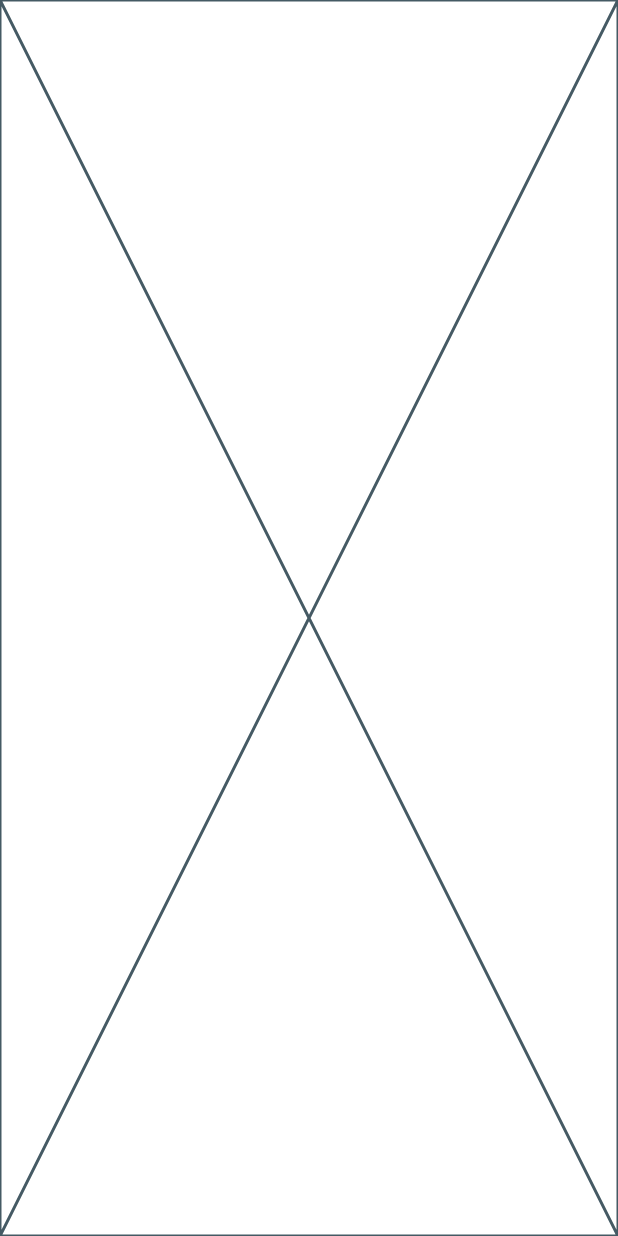
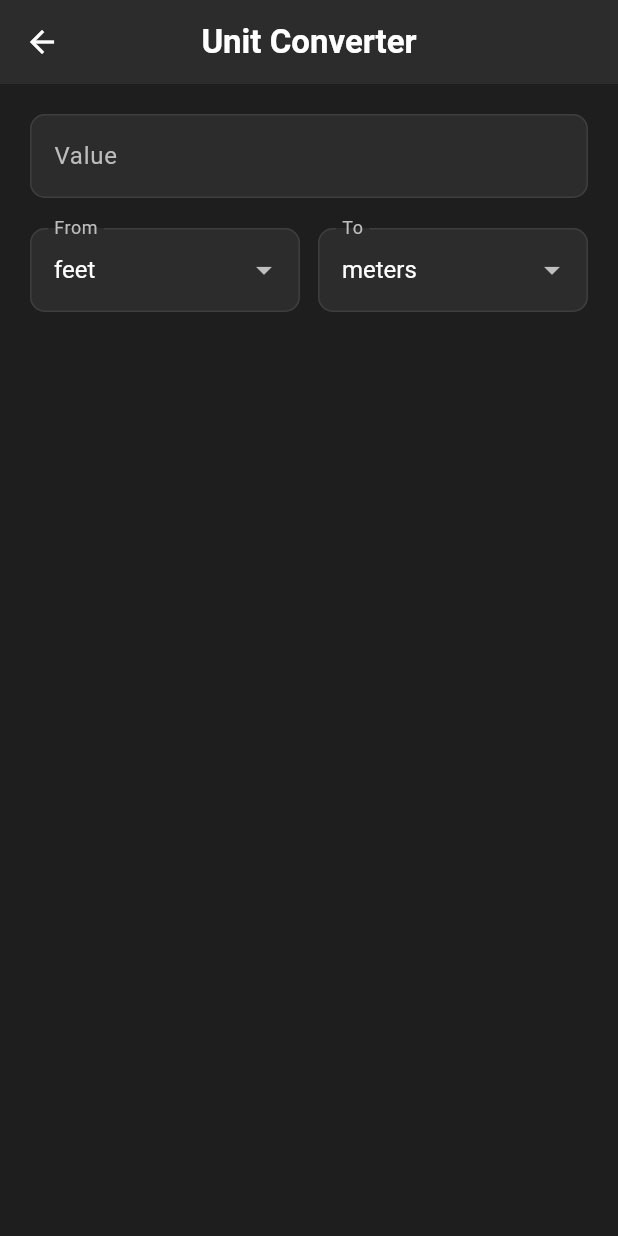
Before and after one commit to savannahharvey/construction_calculator, a Flutter app: the screen it shows after launch, after a tap on "Unit Converter", on a phone screen of 412 x 824 dp. Run offline on Flutter 3.47's test engine with Material 3 defaults, Android fonts, the phone set to English and light mode, and no system bars.

Commit message:
added unit conversion screen and simple calc screen

```diff
--- a/lib/screens/home_screen.dart
+++ b/lib/screens/home_screen.dart
@@ -6,6 +6,8 @@ import 'package:construction_calculator/screens/lumber_calculator_screen.dart';
 import 'package:construction_calculator/screens/paint_estimator_screen.dart';
 import 'package:construction_calculator/screens/roof_estimator_screen.dart';
 import 'package:construction_calculator/screens/tile_floor_calculator_screen.dart';
+import 'package:construction_calculator/screens/unit_converter_screen.dart';
+import 'package:construction_calculator/screens/simple_calc_screen.dart';
 
 
 class HomeScreen extends StatelessWidget {
@@ -20,9 +22,8 @@ class HomeScreen extends StatelessWidget {
       'Paint Estimator': const PaintEstimatorScreen(),
       'Roofing Estimator': const RoofEstimatorScreen(),
       'Tile / Flooring': const TileFlooringEstimatorScreen(),
-      // Add more pages here as needed
-      'Unit Converter': Placeholder(),
-      'Simple Calculator': Placeholder(),
+      'Unit Converter': const UnitConverterScreen(),
+      'Simple Calculator': const SimpleCalculatorScreen(),
     };
 
 
--- /dev/null
+++ b/lib/screens/unit_converter_screen.dart
@@ -0,0 +1,169 @@
+import 'package:flutter/material.dart';
+import 'package:construction_calculator/theme/app_colors.dart';
+
+class UnitConverterScreen extends StatefulWidget {
+  const UnitConverterScreen({super.key});
+
+  @override
+  State<UnitConverterScreen> createState() => _UnitConverterScreenState();
+}
+
+class _UnitConverterScreenState extends State<UnitConverterScreen> {
+  final TextEditingController _inputController = TextEditingController();
+
+  final List<String> _units = [
+    'feet',
+    'inches',
+    'yards',
+    'meters',
+    'centimeters',
+    'millimeters',
+  ];
+
+  String _inputUnit = 'feet';
+  String _outputUnit = 'meters';
+  double? _convertedValue;
+
+  final Map<String, double> _toMeters = {
+    'feet': 0.3048,
+    'inches': 0.0254,
+    'yards': 0.9144,
+    'meters': 1.0,
+    'centimeters': 0.01,
+    'millimeters': 0.001,
+  };
+
+  void _convert() {
+    final input = double.tryParse(_inputController.text);
+    if (input == null) {
+      setState(() => _convertedValue = null);
+      return;
+    }
+
+    final meters = input * (_toMeters[_inputUnit] ?? 1);
+    final output = meters / (_toMeters[_outputUnit] ?? 1);
+
+    setState(() {
+      _convertedValue = output;
+    });
+  }
+
+  String _formatDouble(double val) => val.toStringAsFixed(4);
+
+  @override
+  Widget build(BuildContext context) {
+    return Scaffold(
+      backgroundColor: AppColors.scaffoldBackground,
+      appBar: AppBar(
+        backgroundColor: AppColors.surface,
+        title: const Text(
+          'Unit Converter',
+          style: TextStyle(color: AppColors.textPrimary, fontWeight: FontWeight.bold),
+        ),
+        leading: IconButton(
+          icon: const Icon(Icons.arrow_back, color: AppColors.textPrimary),
+          onPressed: () => Navigator.pop(context),
+        ),
+        centerTitle: true,
+      ),
+      body: Padding(
+        padding: const EdgeInsets.all(20),
+        child: Column(
+          children: [
+            TextField(
+              controller: _inputController,
+              keyboardType: const TextInputType.numberWithOptions(decimal: true),
+              style: const TextStyle(color: AppColors.textPrimary),
+              decoration: InputDecoration(
+                labelText: 'Value',
+                labelStyle: const TextStyle(color: AppColors.textSecondary),
+                filled: true,
+                fillColor: AppColors.surface,
+                border: OutlineInputBorder(borderRadius: BorderRadius.circular(10)),
+                enabledBorder: OutlineInputBorder(
+                  borderSide: const BorderSide(color: AppColors.divider),
+                  borderRadius: BorderRadius.circular(10),
+                ),
+              ),
+              onChanged: (_) => _convert(),
+            ),
+            const SizedBox(height: 20),
+            Row(
+              children: [
+                Expanded(
+                  child: DropdownButtonFormField<String>(
+                    value: _inputUnit,
+                    items: _units
+                        .map((unit) => DropdownMenuItem(
+                              value: unit,
+                              child: Text(unit, style: const TextStyle(color: AppColors.textPrimary)),
+                            ))
+                        .toList(),
+                    onChanged: (val) {
+                      if (val != null) {
+                        setState(() => _inputUnit = val);
+                        _convert();
+                      }
+                    },
+                    dropdownColor: AppColors.surface,
+                    decoration: InputDecoration(
+                      labelText: 'From',
+                      filled: true,
+                      fillColor: AppColors.surface,
+                      border: OutlineInputBorder(borderRadius: BorderRadius.circular(10)),
+                      enabledBorder: OutlineInputBorder(
+                        borderSide: const BorderSide(color: AppColors.divider),
+                        borderRadius: BorderRadius.circular(10),
+                      ),
+                    ),
+                    style: const TextStyle(color: AppColors.textPrimary, fontSize: 16),
+                  ),
+                ),
+                const SizedBox(width: 12),
+                Expanded(
+                  child: DropdownButtonFormField<String>(
+                    value: _outputUnit,
+                    items: _units
+                        .map((unit) => DropdownMenuItem(
+                              value: unit,
+                              child: Text(unit, style: const TextStyle(color: AppColors.textPrimary)),
+                            ))
+                        .toList(),
+                    onChanged: (val) {
+                      if (val != null) {
+                        setState(() => _outputUnit = val);
+                        _convert();
+                      }
+                    },
+                    dropdownColor: AppColors.surface,
+                    decoration: InputDecoration(
+                      labelText: 'To',
+                      filled: true,
+                      fillColor: AppColors.surface,
+                      border: OutlineInputBorder(borderRadius: BorderRadius.circular(10)),
+                      enabledBorder: OutlineInputBorder(
+                        borderSide: const BorderSide(color: AppColors.divider),
+                        borderRadius: BorderRadius.circular(10),
+                      ),
+                    ),
+                    style: const TextStyle(color: AppColors.textPrimary, fontSize: 16),
+                  ),
+                ),
+              ],
+            ),
+            const SizedBox(height: 30),
+            if (_convertedValue != null)
+              Text(
+                'Converted Value: ${_formatDouble(_convertedValue!)} $_outputUnit',
+                style: const TextStyle(
+                  color: AppColors.textPrimary,
+                  fontSize: 20,
+                  fontWeight: FontWeight.bold,
+                ),
+              ),
+          ],
+        ),
+      ),
+    );
+  }
+}
```
Also changed, not shown: lib/screens/simple_calc_screen.dart (added, +175 -0 lines).
